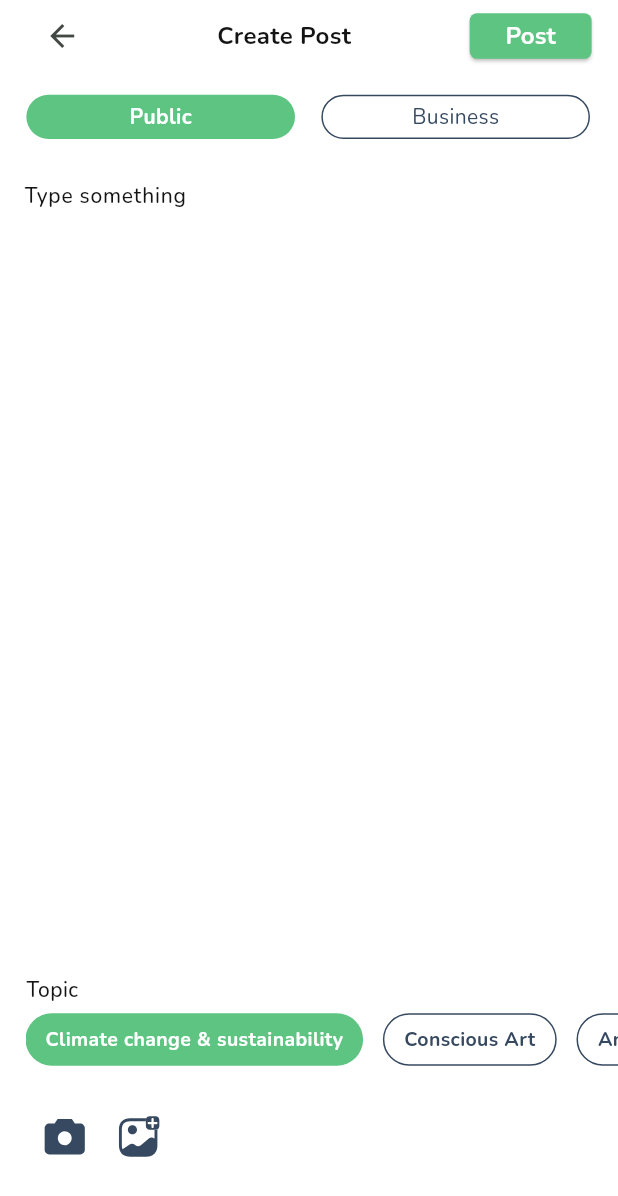
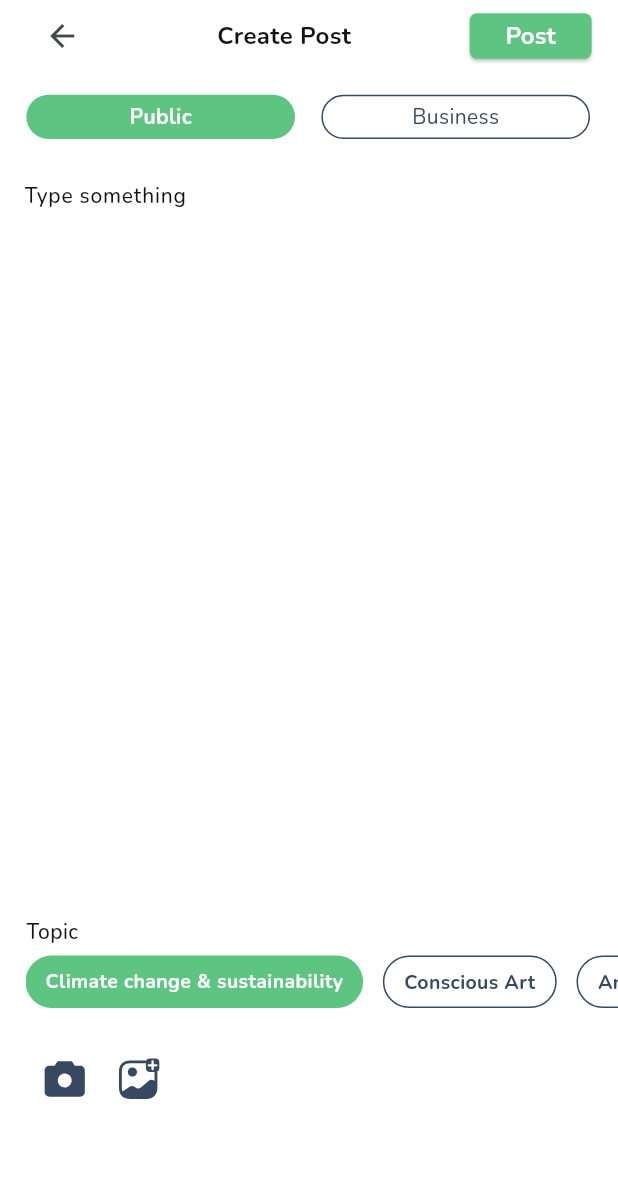
Before and after one commit to monzir3bdo/test, a Flutter app: the CreatePostScreen screen opened by its route, on a phone screen of 412 x 824 dp. Shown: the top 1196 px of the screen. Run offline on Flutter 3.47's test engine with Material 3 defaults, Android fonts, the phone set to English and light mode, and no system bars; our stand-ins replace bloc, flutter_bloc, flutter_screenutil, flutter_svg, freezed_annotation, gap and 3 more.

```diff
--- a/lib/features/post/presentation/refactor/create_post_screen_body.dart
+++ b/lib/features/post/presentation/refactor/create_post_screen_body.dart
@@ -14,16 +14,13 @@ class CreatePostScreenBody extends StatelessWidget {
 
   @override
   Widget build(BuildContext context) {
-    return const CustomScrollView(
-      slivers: [
+    return  ListView(
+      children: [
         CreatePostAndPostButton(),
         ChoosePostTypeWidget(),
         PostTextField(),
         DynamicDistance(),
-        TopicTitleWidget(),
-        CreatePostTopicWidget(),
-        TakeImageWidgetOrDisplayImageWidget(),
-        SliverGap(8)
+
       ],
     );
   }
--- a/lib/features/post/presentation/screens/create_post_screen.dart
+++ b/lib/features/post/presentation/screens/create_post_screen.dart
@@ -1,14 +1,39 @@
 import 'package:flutter/material.dart';
+import 'package:flutter_screenutil/flutter_screenutil.dart';
+import 'package:gap/gap.dart';
+import 'package:test/core/app/app.dart';
 import 'package:test/features/post/presentation/refactor/create_post_screen_body.dart';
+
+import '../../../../core/theme/app_colors.dart';
+import '../widgets/create_post_topic_widget.dart';
+import '../widgets/dynamic_distance.dart';
+import '../widgets/take_image_widget_or_display_image_widget.dart';
+import '../widgets/topic_title_widget.dart';
 
 class CreatePostScreen extends StatelessWidget {
   const CreatePostScreen({super.key});
 
   @override
   Widget build(BuildContext context) {
-    return const Scaffold(
-      body: SafeArea(
+    return  Scaffold(
+      body: const SafeArea(
         child: CreatePostScreenBody(),
+
+
+      ),
+      bottomSheet: Container(
+        color: AppColors.white,
+        height: 210.h,
+        child: const Column(
+          crossAxisAlignment: CrossAxisAlignment.start,
+          children: [
+
+            TopicTitleWidget(),
+            CreatePostTopicWidget(),
+            TakeImageWidgetOrDisplayImageWidget(),
+
+          ],
+        ),
       ),
     );
   }
--- a/lib/features/post/presentation/widgets/choose_post_type_widget.dart
+++ b/lib/features/post/presentation/widgets/choose_post_type_widget.dart
@@ -11,8 +11,7 @@ class ChoosePostTypeWidget extends StatelessWidget {
 
   @override
   Widget build(BuildContext context) {
-    return SliverToBoxAdapter(
-      child: BlocBuilder<CreatePostCubit, CreatePostState>(
+    return BlocBuilder<CreatePostCubit, CreatePostState>(
       builder: (context, state) {
         return Padding(
           padding: EdgeInsets.only(
@@ -45,7 +44,6 @@ class ChoosePostTypeWidget extends StatelessWidget {
           ),
         );
       },
-      ),
     );
   }
 }
--- a/lib/features/post/presentation/widgets/create_post_and_post_button.dart
+++ b/lib/features/post/presentation/widgets/create_post_and_post_button.dart
@@ -10,8 +10,7 @@ class CreatePostAndPostButton extends StatelessWidget {
 
   @override
   Widget build(BuildContext context) {
-    return SliverToBoxAdapter(
-      child: Padding(
+    return Padding(
       padding: EdgeInsets.only(
         left: 16.w,
         right: 16.w,
@@ -29,7 +28,6 @@ class CreatePostAndPostButton extends StatelessWidget {
           const PostButton()
         ],
       ),
-      ),
     );
   }
 }
--- a/lib/features/post/presentation/widgets/create_post_topic_widget.dart
+++ b/lib/features/post/presentation/widgets/create_post_topic_widget.dart
@@ -10,8 +10,7 @@ class CreatePostTopicWidget extends StatelessWidget {
 
   @override
   Widget build(BuildContext context) {
-    return SliverToBoxAdapter(
-      child: SizedBox(
+    return SizedBox(
       height: 35,
       child: Padding(
         padding: const EdgeInsets.only(left: 17.0),
@@ -57,7 +56,6 @@ class CreatePostTopicWidget extends StatelessWidget {
           },
         ),
       ),
-      ),
     );
   }
 }
--- a/lib/features/post/presentation/widgets/dynamic_distance.dart
+++ b/lib/features/post/presentation/widgets/dynamic_distance.dart
@@ -12,10 +12,8 @@ class DynamicDistance extends StatelessWidget {
   Widget build(BuildContext context) {
     return BlocBuilder<ImageCubit, ImageState>(
       builder: (context, state) {
-        return SliverToBoxAdapter(
-          child: Gap(
-            context.read<ImageCubit>().selectedImage.isEmpty ? 373.h : 285.h,
-          ),
+        return Gap(
+          context.read<ImageCubit>().selectedImage.isEmpty ? 373.h : 285.h,
         );
       },
     );
--- a/lib/features/post/presentation/widgets/gallery_and_camera_widget.dart
+++ b/lib/features/post/presentation/widgets/gallery_and_camera_widget.dart
@@ -13,7 +13,7 @@ class GalleryAndCameraWidget extends StatelessWidget {
         top: 23.h,
         left: 17.w,
         right: 17.w,
-        bottom: MediaQuery.of(context).viewInsets.bottom,
+
       ),
       child: const Row(
         children: [
--- a/lib/features/post/presentation/widgets/take_image_widget_or_display_image_widget.dart
+++ b/lib/features/post/presentation/widgets/take_image_widget_or_display_image_widget.dart
@@ -10,20 +10,13 @@ class TakeImageWidgetOrDisplayImageWidget extends StatelessWidget {
 
   @override
   Widget build(BuildContext context) {
-    return SliverToBoxAdapter(
-      child: BlocBuilder<ImageCubit, ImageState>(
-        builder: (context, state) {
-          return Padding(
-            padding: EdgeInsets.only(
-              bottom: MediaQuery.of(context).viewInsets.bottom,
-            ),
-            child: context.read<ImageCubit>().selectedImage.isEmpty
-                ? const GalleryAndCameraWidget()
-                : const DisplayPickedImageWidget(),
-          );
-          ;
-        },
-      ),
+    return BlocBuilder<ImageCubit, ImageState>(
+      builder: (context, state) {
+        return context.read<ImageCubit>().selectedImage.isEmpty
+            ? const GalleryAndCameraWidget()
+            : const DisplayPickedImageWidget();
+        ;
+      },
     );
   }
 }
--- a/lib/features/post/presentation/widgets/topic_title_widget.dart
+++ b/lib/features/post/presentation/widgets/topic_title_widget.dart
@@ -8,13 +8,11 @@ class TopicTitleWidget extends StatelessWidget {
 
   @override
   Widget build(BuildContext context) {
-    return SliverToBoxAdapter(
-      child: Padding(
-        padding: EdgeInsets.only(left: 16.w, bottom: 6.h),
-        child: Text(
-          'Topic'.hardCoded,
-          style: AppTextStyle.nunitoRegular14(),
-        ),
+    return Padding(
+      padding: EdgeInsets.only(left: 16.w, bottom: 6.h),
+      child: Text(
+        'Topic'.hardCoded,
+        style: AppTextStyle.nunitoRegular14(),
       ),
     );
   }
```
Also changed, not shown: lib/features/home/presentation/widgets/post_widget.dart (+1 -6 lines), lib/features/post/presentation/widgets/post_text_field.dart (+4 -3 lines), 7 other files. Lines whose indentation alone changed are shown as unchanged.
